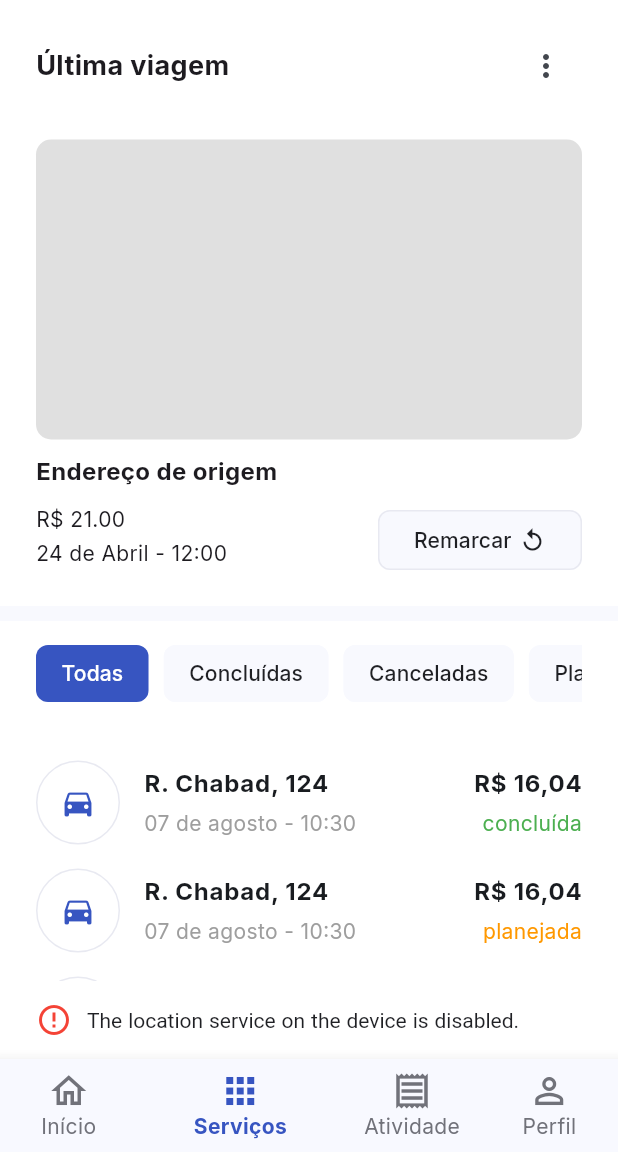
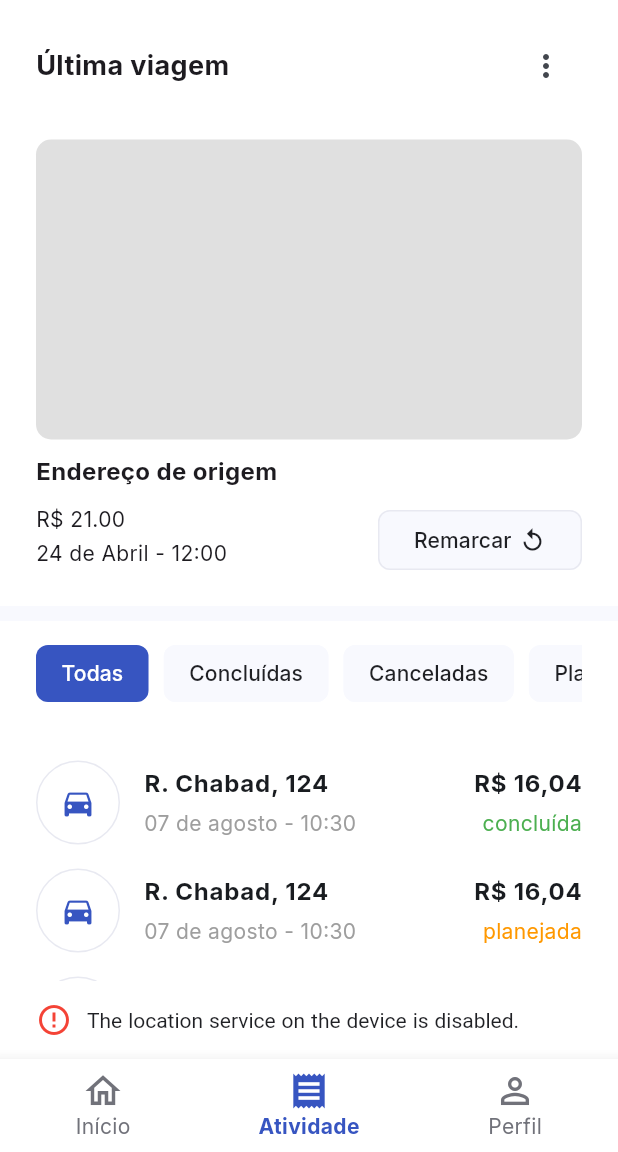
Before and after one commit to LosSantosBoys/PontoAPonto, a Flutter app: the HomePage screen opened by its route, swiped to page 2, on a phone screen of 412 x 824 dp, the part 84-1236 px from its top. Run offline on Flutter 3.47's test engine with Material 3 defaults, Android fonts, the phone set to English and light mode, and no system bars; our stand-ins replace cached_network_image, dio, flutter_dotenv, flutter_secure_storage, geocoding, geolocator and 5 more; accounts and stored records are empty; network calls fail; statements that could not run were skipped.

Commit message:
remove import

```diff
--- a/lib/features/home/pages/home_page.dart
+++ b/lib/features/home/pages/home_page.dart
@@ -1,5 +1,4 @@
 import 'package:cached_network_image/cached_network_image.dart';
-import 'package:flutter/gestures.dart';
 import 'package:flutter/material.dart';
 import 'package:flutter_dotenv/flutter_dotenv.dart';
 import 'package:geocoding/geocoding.dart';
@@ -216,11 +215,6 @@ class _HomePageState extends State<HomePage> {
             label: "Início",
           ),
           BottomNavigationBarItem(
-            icon: Icon(Icons.apps_outlined),
-            activeIcon: Icon(Icons.apps),
-            label: "Serviços",
-          ),
-          BottomNavigationBarItem(
             icon: Icon(Icons.receipt_outlined),
             activeIcon: Icon(Icons.receipt),
             label: "Atividade",
```
